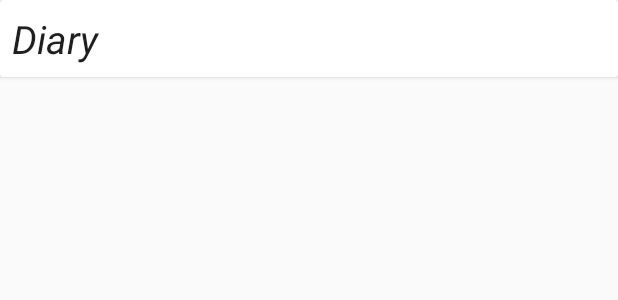
After one commit to NessCollege2017/FirebaseDatabase, an Android app: the layout product_item.xml on its own in the app's theme, with its tools: preview values and no code run, on a phone screen of 412 x 824 dp. The commit adds this screen. Shown: the top 300 px of the screen. Run offline under Robolectric (Android 15) with nearby library versions, the phone set to English and light mode, and no system bars.

Commit message:
Showing the list items in the recycler

```diff
--- /dev/null
+++ b/app/src/main/res/layout/product_item.xml
@@ -0,0 +1,17 @@
+<?xml version="1.0" encoding="utf-8"?>
+<android.support.v7.widget.CardView xmlns:android="http://schemas.android.com/apk/res/android"
+    android:layout_marginBottom="8dp"
+    android:layout_width="match_parent"
+    android:layout_height="wrap_content">
+
+    <TextView
+        android:id="@+id/tvProductName"
+        android:padding="8dp"
+        android:text="Diary"
+        android:textStyle="italic"
+        android:textColor="#201f1f"
+        android:layout_width="match_parent"
+        android:layout_height="wrap_content"
+        android:textSize="26sp"
+        />
+</android.support.v7.widget.CardView>
```
Also changed, not shown: app/build.gradle (+1 -8 lines), app/src/main/java/ness/edu/firebasedatabase/ShoppingListItemsFragment.java (+46 -1 lines).
